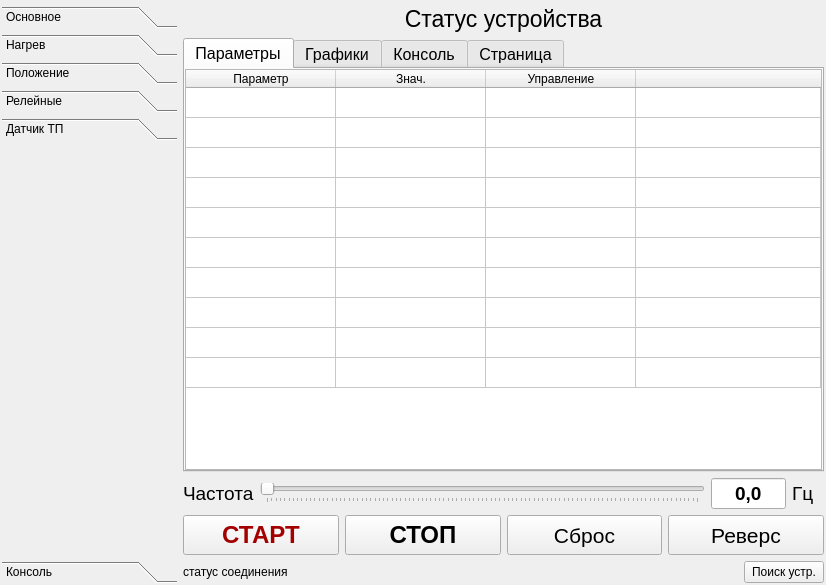
SergeyTya/PyFcServer, file form.ui: the form before one commit.
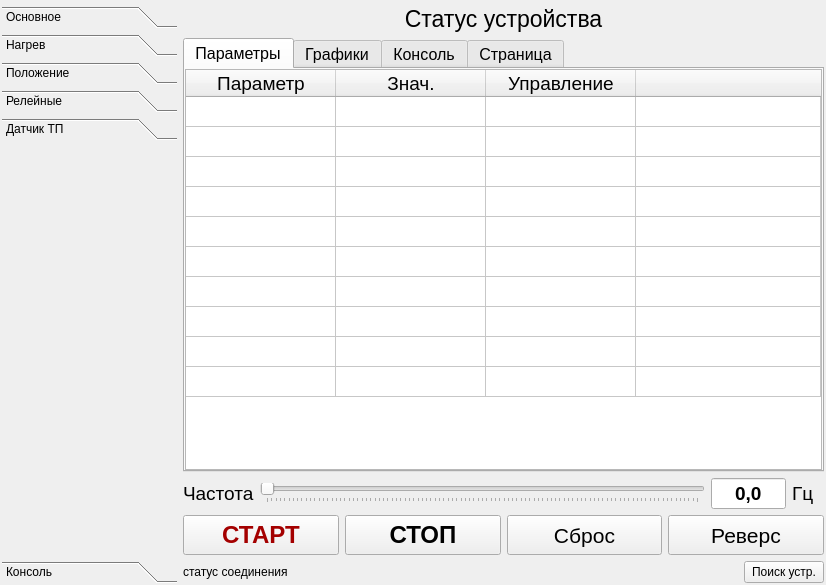
The form after the commit. The open tabs and pages were chosen to show the change.

```diff
--- a/form.ui
+++ b/form.ui
@@ -787,6 +787,11 @@
              <height>0</height>
             </size>
            </property>
+           <property name="font">
+            <font>
+             <pointsize>14</pointsize>
+            </font>
+           </property>
            <property name="acceptDrops">
             <bool>false</bool>
            </property>
```
Left out of the diff: 30 changed lines with no effect on the pictures.
